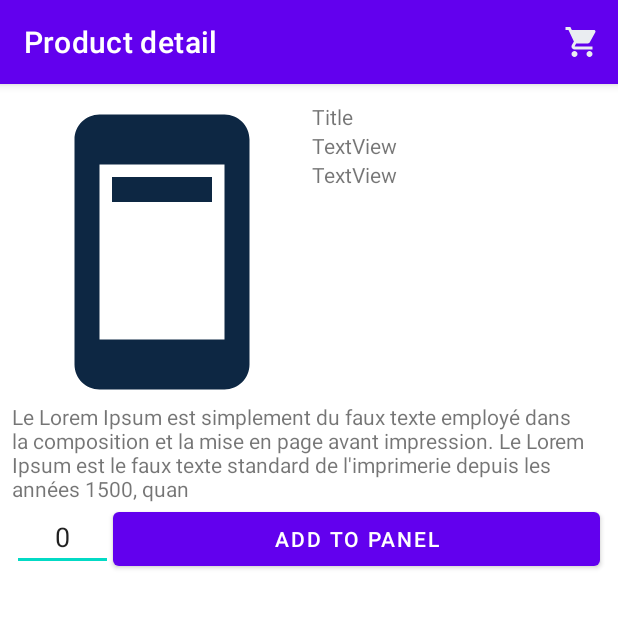
After one commit to omar-ghannou/Stock-Managment, an Android app: the DetailActivity screen opened directly, with no data from a screen before it, on a phone screen of 412 x 824 dp, the top half of it. The commit adds this screen. Run offline under Robolectric (Android 15) with nearby library versions, the phone set to English and light mode, and no system bars.

Commit message:
we add DetailActivity and in ressource folder : in drawable we add badge_background.xml to increment the counter in panel and ic_action_cart.xml for shopping icon in layout we add app_bar.xml to custom our menu we create a menu folder to hanlde the toolbar(appbar) in DetailActivity.java we add listener for 2 buttons

```diff
--- a/app/src/main/AndroidManifest.xml
+++ b/app/src/main/AndroidManifest.xml
@@ -9,7 +9,8 @@
         android:roundIcon="@mipmap/ic_launcher_round"
         android:supportsRtl="true"
         android:theme="@style/Theme.StockManagment">
-        <activity android:name=".PanelActivity"></activity>
+        <activity android:name=".DetailActivity"></activity>
+        <activity android:name=".PanelActivity" />
         <activity android:name=".MainActivity">
             <intent-filter>
                 <action android:name="android.intent.action.MAIN" />
--- /dev/null
+++ b/app/src/main/java/com/fsdm/wisd/stockmanagment/DetailActivity.java
@@ -0,0 +1,177 @@
+package com.fsdm.wisd.stockmanagment;
+
+import androidx.appcompat.app.AppCompatActivity;
+
+import android.content.Intent;
+import android.os.Bundle;
+import android.text.Editable;
+import android.text.TextWatcher;
+import android.util.Log;
+import android.view.Menu;
+import android.view.MenuItem;
+import android.view.View;
+import android.widget.Button;
+import android.widget.EditText;
+import android.widget.TextView;
+
+import static android.view.View.VISIBLE;
+
+public class DetailActivity extends AppCompatActivity implements View.OnClickListener {
+    TextView textCartItemCount;
+    int mCartItemCount = 0;
+
+    Button mAddToPanel,mRemoveFromPanel;
+    EditText mQuantity;
+
+    @Override
+    protected void onCreate(Bundle savedInstanceState) {
+        super.onCreate(savedInstanceState);
+        setContentView(R.layout.activity_detail);
+        //change title of this acitivity
+        getSupportActionBar().setTitle(getResources().getString(R.string.detailActivity));
+
+        //todo hanlde the intent that is comming from MainActivity
+
+        mAddToPanel=findViewById(R.id.addPanel);
+       mRemoveFromPanel=findViewById(R.id.remove);
+       mRemoveFromPanel.setVisibility(View.GONE);
+
+       //get ref to quantity ecdit text
+        mQuantity=findViewById(R.id.quantityNumber);
+        mQuantity.setSelection(0);
+        mQuantity.setOnFocusChangeListener(new View.OnFocusChangeListener() {
+            @Override
+            public void onFocusChange(View view, boolean b) {
+                Log.d("Detail",mQuantity.getText().toString());
+
+            }
+        });
+        mQuantity.addTextChangedListener(new TextWatcher() {
+            @Override
+            public void beforeTextChanged(CharSequence charSequence, int i, int i1, int i2) {
+
+            }
+
+            @Override
+            public void onTextChanged(CharSequence charSequence, int i, int i1, int i2) {
+
+            }
+
+            @Override
+            public void afterTextChanged(Editable editable) {
+
+
+
+            }
+        });
+
+       mAddToPanel.setOnClickListener(this);
+       mRemoveFromPanel.setOnClickListener(this);
+    }
+
+
+    //! ref https://stackoverflow.com/questions/43194243/notification-badge-on-action-item-android
+    @Override
+    public boolean onCreateOptionsMenu(Menu menu) {
+        getMenuInflater().inflate(R.menu.main_menu, menu);
+
+        final MenuItem menuItem = menu.findItem(R.id.action_cart);
+
+        View actionView = menuItem.getActionView();
+        textCartItemCount = (TextView) actionView.findViewById(R.id.cart_badge);
+
+        setupBadge();
+
+        actionView.setOnClickListener(new View.OnClickListener() {
+            @Override
+            public void onClick(View v) {
+                onOptionsItemSelected(menuItem);
+            }
+        });
+
+        return true;
+    }
+
+
+    public boolean onOptionsItemSelected(MenuItem item) {
+
+        switch (item.getItemId()) {
+
+            case R.id.action_cart: {
+                startActivity(new Intent(this,PanelActivity.class));
+                return true;
+            }
+        }
+        return super.onOptionsItemSelected(item);
+    }
+
+    private void setupBadge() {
+
+        if (textCartItemCount != null) {
+            if (mCartItemCount == 0) {
+                if (textCartItemCount.getVisibility() != View.GONE) {
+                    textCartItemCount.setVisibility(View.GONE);
+                }
+            } else {
+                textCartItemCount.setText(String.valueOf(Math.min(mCartItemCount,100)));
+                if (textCartItemCount.getVisibility() != VISIBLE) {
+                    textCartItemCount.setVisibility(VISIBLE);
+                }
+            }
+        }
+    }
+
+    @Override
+    public void onClick(View view) {
+
+        if(view.getId()==mAddToPanel.getId())
+        {
+
+            int quantity=0;
+            try {
+                quantity=Integer.parseInt(mQuantity.getText().toString());
+                quantity++;
+
+            }catch (Exception e){
+
+            }
+
+            mCartItemCount=quantity;
+            //todo update our panel to do
+
+            mQuantity.setText(String.valueOf(mCartItemCount));
+            mRemoveFromPanel.setVisibility(VISIBLE);
+            setupBadge();
+            return;
+
+        }
+
+        if(view.getId()==mRemoveFromPanel.getId())
+        {
+            int quantity=0;
+            try {
+                quantity=Integer.parseInt(mQuantity.getText().toString());
+                quantity--;
+
+            }catch (Exception ignored){
+
+
+            }
+
+            if(quantity==0){
+                Log.d("Details","quantity="+quantity);
+                mRemoveFromPanel.setVisibility(View.GONE);
+            }
+
+
+            mCartItemCount=quantity;
+            //todo update our panel table
+
+            mQuantity.setText(String.valueOf(mCartItemCount));
+
+            setupBadge();
+
+        }
+
+    }
+}
--- /dev/null
+++ b/app/src/main/res/drawable/badge_background.xml
@@ -0,0 +1,7 @@
+<?xml version="1.0" encoding="utf-8"?>
+<shape xmlns:android="http://schemas.android.com/apk/res/android" android:shape="oval">
+
+    <solid android:color="@android:color/holo_red_dark"/>
+    <stroke android:color="@android:color/white" android:width="1dp"/>
+
+</shape>
--- /dev/null
+++ b/app/src/main/res/drawable/ic_action_cart.xml
@@ -0,0 +1,5 @@
+<vector android:height="24dp" android:tint="#EAEDF1"
+    android:viewportHeight="24" android:viewportWidth="24"
+    android:width="24dp" xmlns:android="http://schemas.android.com/apk/res/android">
+    <path android:fillColor="@android:color/white" android:pathData="M7,18c-1.1,0 -1.99,0.9 -1.99,2S5.9,22 7,22s2,-0.9 2,-2 -0.9,-2 -2,-2zM1,2v2h2l3.6,7.59 -1.35,2.45c-0.16,0.28 -0.25,0.61 -0.25,0.96 0,1.1 0.9,2 2,2h12v-2L7.42,15c-0.14,0 -0.25,-0.11 -0.25,-0.25l0.03,-0.12 0.9,-1.63h7.45c0.75,0 1.41,-0.41 1.75,-1.03l3.58,-6.49c0.08,-0.14 0.12,-0.31 0.12,-0.48 0,-0.55 -0.45,-1 -1,-1L5.21,4l-0.94,-2L1,2zM17,18c-1.1,0 -1.99,0.9 -1.99,2s0.89,2 1.99,2 2,-0.9 2,-2 -0.9,-2 -2,-2z"/>
+</vector>
--- /dev/null
+++ b/app/src/main/res/layout/activity_detail.xml
@@ -0,0 +1,107 @@
+<?xml version="1.0" encoding="utf-8"?>
+<LinearLayout xmlns:android="http://schemas.android.com/apk/res/android"
+    xmlns:app="http://schemas.android.com/apk/res-auto"
+    xmlns:tools="http://schemas.android.com/tools"
+    android:layout_width="match_parent"
+    android:layout_height="match_parent"
+    android:orientation="vertical"
+    android:paddingLeft="8dp"
+    android:paddingTop="12dp"
+    android:paddingRight="8dp"
+    tools:context=".DetailActivity">
+
+    <LinearLayout
+        android:layout_width="match_parent"
+        android:layout_height="wrap_content"
+        android:layout_weight="0"
+        android:orientation="horizontal">
+
+        <ImageView
+            android:id="@+id/imageView"
+            android:layout_width="400dp"
+            android:layout_height="200dp"
+            android:layout_weight="1"
+            app:srcCompat="@drawable/ic_baseline_ad_units_24"
+            tools:ignore="VectorDrawableCompat" />
+
+        <LinearLayout
+            android:layout_width="match_parent"
+            android:layout_height="wrap_content"
+            android:layout_weight="1"
+            android:orientation="vertical">
+
+            <TextView
+                android:id="@+id/title_detail"
+                android:layout_width="match_parent"
+                android:layout_height="wrap_content"
+                android:layout_weight="1"
+                android:text="Title" />
+
+            <TextView
+                android:id="@+id/textView3"
+                android:layout_width="match_parent"
+                android:layout_height="wrap_content"
+                android:layout_weight="1"
+                android:text="TextView" />
+
+            <TextView
+                android:id="@+id/textView2"
+                android:layout_width="match_parent"
+                android:layout_height="wrap_content"
+                android:layout_weight="1"
+                android:text="TextView" />
+        </LinearLayout>
+
+    </LinearLayout>
+
+    <TextView
+        android:id="@+id/textView4"
+        android:layout_width="match_parent"
+        android:layout_height="wrap_content"
+        android:layout_weight="0"
+        android:text="@string/description" />
+
+    <LinearLayout
+        android:layout_width="match_parent"
+        android:layout_height="match_parent"
+        android:layout_weight="0"
+        android:orientation="vertical">
+
+        <LinearLayout
+            android:layout_width="match_parent"
+            android:layout_height="wrap_content"
+            android:layout_weight="0"
+            android:orientation="horizontal">
+
+            <EditText
+                android:id="@+id/quantityNumber"
+                android:layout_width="67dp"
+                android:layout_height="wrap_content"
+                android:layout_weight="0"
+                android:ems="10"
+                android:gravity="center_horizontal"
+                android:inputType="number"
+                android:text="0" />
+
+            <Button
+                android:id="@+id/addPanel"
+                android:layout_width="wrap_content"
+                android:layout_height="wrap_content"
+
+                android:layout_marginEnd="4dp"
+                android:layout_marginRight="4dp"
+                android:layout_weight="1"
+                android:text="add to panel" />
+
+            <Button
+                android:id="@+id/remove"
+                android:layout_width="wrap_content"
+                android:layout_height="wrap_content"
+                android:layout_weight="1"
+                android:text="remove" />
+
+        </LinearLayout>
+
+    </LinearLayout>
+
+</LinearLayout>
--- /dev/null
+++ b/app/src/main/res/layout/app_bar.xml
@@ -0,0 +1,31 @@
+<?xml version="1.0" encoding="utf-8"?>
+<FrameLayout
+    style="?attr/actionButtonStyle"
+    xmlns:android="http://schemas.android.com/apk/res/android"
+    android:layout_width="wrap_content"
+    android:layout_height="wrap_content"
+    android:clipToPadding="false"
+    android:focusable="true">
+
+    <ImageView
+        android:layout_width="wrap_content"
+        android:layout_height="wrap_content"
+        android:layout_gravity="center"
+        android:src="@drawable/ic_action_cart"/>
+
+    <TextView
+        android:id="@+id/cart_badge"
+        android:layout_width="20dp"
+        android:layout_height="20dp"
+        android:layout_gravity="right|end|top"
+        android:layout_marginEnd="-5dp"
+        android:layout_marginRight="-5dp"
+        android:layout_marginTop="3dp"
+        android:background="@drawable/badge_background"
+        android:gravity="center"
+        android:padding="3dp"
+        android:textColor="@android:color/white"
+        android:text="0"
+        android:textSize="10sp"/>
+
+</FrameLayout>
--- /dev/null
+++ b/app/src/main/res/menu/main_menu.xml
@@ -0,0 +1,12 @@
+<?xml version="1.0" encoding="utf-8"?>
+<menu xmlns:android="http://schemas.android.com/apk/res/android"
+    xmlns:app="http://schemas.android.com/apk/res-auto" >
+
+    <item
+        android:id="@+id/action_cart"
+        android:icon="@drawable/ic_action_cart"
+        android:title="Cart"
+        app:actionLayout="@layout/app_bar"
+        app:showAsAction="always"/>
+
+</menu>
--- a/app/src/main/res/values/strings.xml
+++ b/app/src/main/res/values/strings.xml
@@ -1,3 +1,6 @@
 <resources>
     <string name="app_name">Stock-Management</string>
+    <string name="detailActivity">Product detail</string>
+    <string name="productList">Products</string>
+    <string name="description">Le Lorem Ipsum est simplement du faux texte employé dans la composition et la mise en page avant impression. Le Lorem Ipsum est le faux texte standard de l\'imprimerie depuis les années 1500, quan</string>
 </resources>
```
Also changed, not shown: app/src/main/java/com/fsdm/wisd/stockmanagment/Adapter.java (+60 -1 lines), app/src/main/java/com/fsdm/wisd/stockmanagment/MainActivity.java (+26 -0 lines), app/src/main/java/com/fsdm/wisd/stockmanagment/Product.java (+22 -1 lines), app/src/main/res/layout/item_product.xml (+4 -32 lines).
